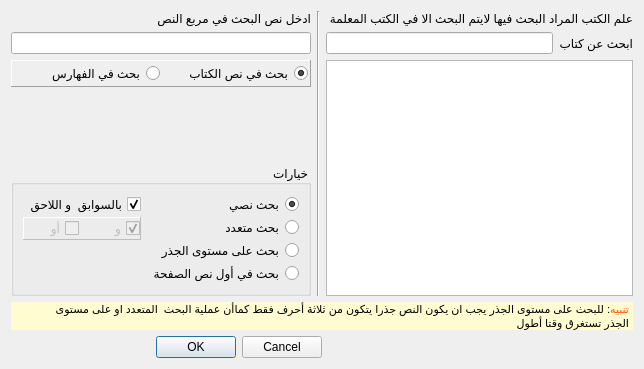
This is qbooks/ui/dialogfind.ui in mahmoudbahaa/elkirtasse as Qt 5 draws it before an edit. The edited form follows.
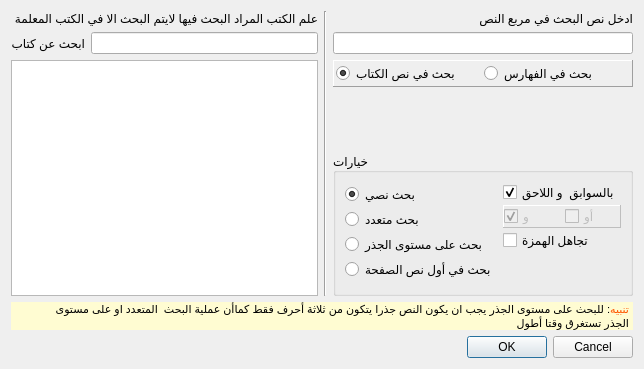
This is the edited form.

```diff
--- a/qbooks/ui/dialogfind.ui
+++ b/qbooks/ui/dialogfind.ui
@@ -13,9 +13,6 @@
   <property name="windowTitle">
    <string>بحث متقدم</string>
   </property>
-  <property name="layoutDirection">
-   <enum>Qt::RightToLeft</enum>
-  </property>
   <layout class="QVBoxLayout" name="verticalLayout_5">
    <item>
     <layout class="QHBoxLayout" name="horizontalLayout_6">
@@ -351,6 +348,13 @@
               </layout>
              </widget>
             </item>
+            <item>
+             <widget class="QCheckBox" name="checkBoxHamza">
+              <property name="text">
+               <string>تجاهل الهمزة</string>
+              </property>
+             </widget>
+            </item>
             <item>
              <spacer name="verticalSpacer">
               <property name="orientation">
@@ -392,24 +396,8 @@
    </item>
    <item>
     <layout class="QHBoxLayout" name="horizontalLayout_5">
-     <item>
-      <spacer name="horizontalSpacer">
-       <property name="orientation">
-        <enum>Qt::Horizontal</enum>
-       </property>
-       <property name="sizeHint" stdset="0">
-        <size>
-         <width>6</width>
-         <height>20</height>
-        </size>
-       </property>
-      </spacer>
-     </item>
      <item>
       <widget class="QDialogButtonBox" name="buttonBox">
-       <property name="layoutDirection">
-        <enum>Qt::LeftToRight</enum>
-       </property>
        <property name="orientation">
         <enum>Qt::Horizontal</enum>
        </property>
```
